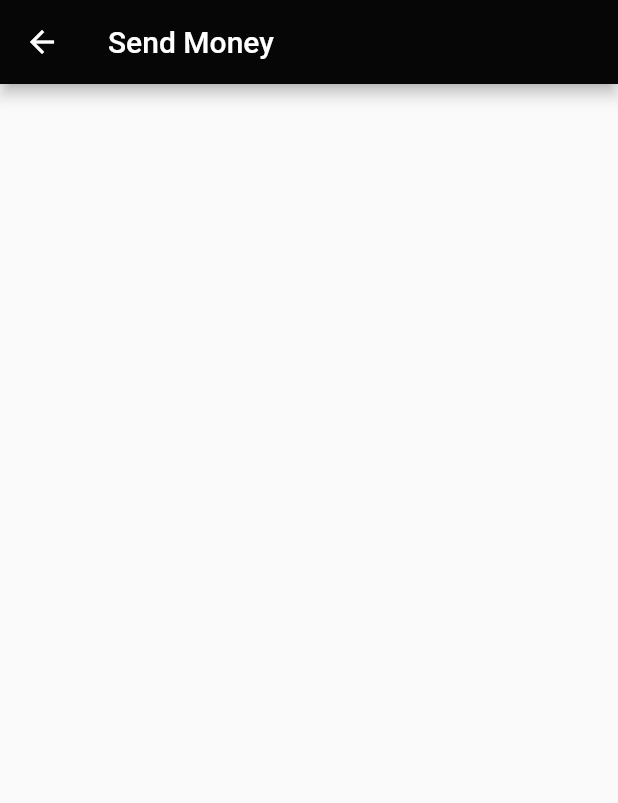
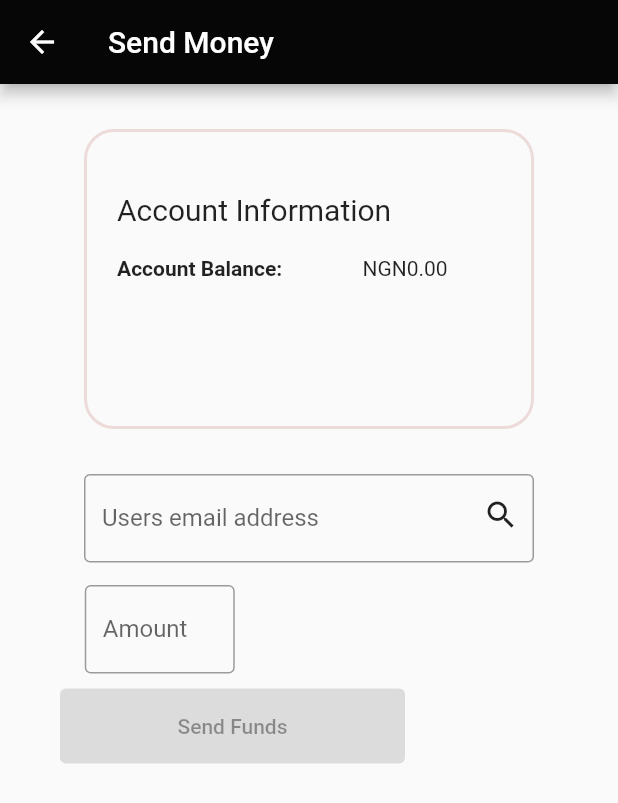
Before and after one commit to cboychinedu/lendsqr-be-test-backend, a Flutter app: the SendFunds screen opened by its route, on a phone screen of 412 x 824 dp. Shown: the top 803 px of the screen. Run offline on Flutter 3.47's test engine with Material 2 defaults, Android fonts, the phone set to English and light mode, and no system bars; our stand-ins replace shared_preferences; accounts and stored records are empty.

Commit message:
added the send funds route

```diff
--- a/app/lib/Components/sendFunds.dart
+++ b/app/lib/Components/sendFunds.dart
@@ -3,6 +3,7 @@ import "dart:convert";
 import "package:app/Routes/routes.dart";
 import "package:http/http.dart" as http;
 import "package:flutter/material.dart";
+import "package:shared_preferences/shared_preferences.dart";
 
 // Creating the search user staateful widget
 class SendFunds extends StatefulWidget {
@@ -12,15 +13,152 @@ class SendFunds extends StatefulWidget {
   State<SendFunds> createState() => _SendFundsState();
 }
 
+Future<Map> _ViewFunds(email, password) async {
+  http.Response response = await http.post(
+    Uri.parse(
+        'https://mbonu-chinedum-lendsqr-be-test.herokuapp.com/api/get-funds'),
+    headers: <String, String>{
+      'Content-Type': 'application/json; charset=UTF-8',
+    },
+    body: jsonEncode(<String, String>{
+      "email": email,
+      "password": password,
+      "status": "view_funds",
+    }),
+  );
+
+  // Returning the json object
+  return json.decode(response.body);
+}
+
 // Creaging the
 class _SendFundsState extends State<SendFunds> {
+  void handleFunds() async {
+    // Obtain the shared preferences
+    SharedPreferences preferences = await SharedPreferences.getInstance();
+
+    // Getting the user login username, and password
+    String? emailValue = preferences.getString("username");
+    String? passwordValue = preferences.getString("password");
+
+    // Sending the user email and password to the server to get the
+    // account details
+    Map data = await _ViewFunds(emailValue, passwordValue);
+
+    // Convert the account value into a string
+    String _accountValue = data["accountBalance"].toString();
+
+    // Saving the value
+    setState(() {
+      _accountBalance = _accountValue;
+    });
+  }
+
+  @override
+  void initState() {
+    super.initState();
+    handleFunds();
+  }
+
+  // Setting the account balance value
+  String _accountBalance = "0.00";
+
   @override
   Widget build(BuildContext context) {
     return Scaffold(
-      appBar: AppBar(
-        title: const Text("Send Money"),
-        backgroundColor: const Color(0xff060606),
-      ),
-    );
+        appBar: AppBar(
+          title: const Text("Send Money"),
+          backgroundColor: const Color(0xff060606),
+        ),
+        body: Container(
+            alignment: Alignment.center,
+            child: Column(
+              children: <Widget>[
+                Container(
+                  alignment: Alignment.topLeft,
+                  height: 200.0,
+                  width: 300,
+                  padding: const EdgeInsets.only(top: 20.0, left: 20.0),
+                  margin:
+                      const EdgeInsets.only(left: 20.0, right: 20.0, top: 30.0),
+                  decoration: BoxDecoration(
+                      border: Border.all(
+                          width: 2,
+                          color: const Color.fromARGB(255, 237, 219, 218)),
+                      borderRadius:
+                          const BorderRadius.all(Radius.circular(20))),
+                  child: Column(
+                    children: <Widget>[
+                      Container(
+                        margin: const EdgeInsets.only(top: 20.0, bottom: 20.0),
+                        alignment: Alignment.topLeft,
+                        child: const Text(
+                          "Account Information",
+                          style: TextStyle(
+                              fontSize: 20.0, fontWeight: FontWeight.normal),
+                        ),
+                      ),
+                      Row(
+                        children: <Widget>[
+                          const Text("Account Balance: ",
+                              style: TextStyle(fontWeight: FontWeight.bold)),
+                          Container(
+                              margin: const EdgeInsets.only(left: 50.0),
+                              child: Text("NGN$_accountBalance")),
+                        ],
+                      ),
+                    ],
+                  ),
+                ),
+                Container(
+                  margin: const EdgeInsets.only(top: 30.0, left: 0.0),
+                  width: 300.0,
+                  child: Stack(children: [
+                    Container(
+                        child: TextField(
+                      controller: null,
+                      decoration: const InputDecoration(
+                        border: OutlineInputBorder(),
+                        labelText: "Users email address",
+                      ),
+                    )),
+                    Container(
+                      alignment: Alignment.topRight,
+                      padding: const EdgeInsets.only(top: 15.0, right: 10.0),
+                      child: Icon(Icons.search),
+                    )
+                  ]),
+                ),
+
+                // User amount
+                Container(
+                    alignment: Alignment.topLeft,
+                    margin: const EdgeInsets.only(top: 15.0, right: 199.0),
+                    width: 100.0,
+                    child: TextField(
+                      controller: null,
+                      keyboardType: TextInputType.number,
+                      decoration: const InputDecoration(
+                        border: OutlineInputBorder(),
+                        labelText: "Amount",
+                      ),
+                    )),
+
+                // Adding the Sign in button
+                Container(
+                    alignment: Alignment.topLeft,
+                    margin: const EdgeInsets.only(top: 10.0, left: 40.0),
+                    child: SizedBox(
+                      height: 50.0,
+                      width: 230.0,
+                      child: ElevatedButton(
+                        onPressed: null,
+                        style: ElevatedButton.styleFrom(
+                            backgroundColor: Colors.black),
+                        child: const Text("Send Funds"),
+                      ),
+                    )),
+              ],
+            )));
   }
 }
```
